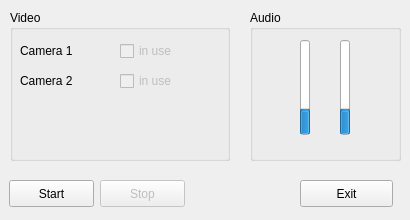
Old version of the form VideoRecStation/src/maindialog.ui in the repository andreyzhd/VideoMEG.
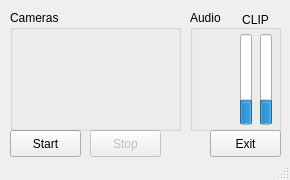
New version of the form.

Diff of the .ui file:
```diff
--- a/VideoRecStation/src/maindialog.ui
+++ b/VideoRecStation/src/maindialog.ui
@@ -6,8 +6,8 @@
    <rect>
     <x>0</x>
     <y>0</y>
-    <width>410</width>
-    <height>220</height>
+    <width>290</width>
+    <height>180</height>
    </rect>
   </property>
   <property name="sizePolicy">
@@ -18,14 +18,14 @@
   </property>
   <property name="minimumSize">
    <size>
-    <width>410</width>
-    <height>220</height>
+    <width>290</width>
+    <height>180</height>
    </size>
   </property>
   <property name="maximumSize">
    <size>
-    <width>410</width>
-    <height>220</height>
+    <width>290</width>
+    <height>180</height>
    </size>
   </property>
   <property name="windowTitle">
@@ -35,9 +35,9 @@
    <widget class="QPushButton" name="startButton">
     <property name="geometry">
      <rect>
-      <x>9</x>
-      <y>180</y>
-      <width>85</width>
+      <x>10</x>
+      <y>130</y>
+      <width>71</width>
       <height>27</height>
      </rect>
     </property>
@@ -51,9 +51,9 @@
     </property>
     <property name="geometry">
      <rect>
-      <x>100</x>
-      <y>180</y>
-      <width>85</width>
+      <x>90</x>
+      <y>130</y>
+      <width>71</width>
       <height>27</height>
      </rect>
     </property>
@@ -64,10 +64,10 @@
    <widget class="QGroupBox" name="audioGroupBox">
     <property name="geometry">
      <rect>
-      <x>250</x>
+      <x>190</x>
       <y>10</y>
-      <width>151</width>
-      <height>151</height>
+      <width>91</width>
+      <height>121</height>
      </rect>
     </property>
     <property name="title">
@@ -77,9 +77,9 @@
      <property name="geometry">
       <rect>
        <x>50</x>
-       <y>30</y>
-       <width>10</width>
-       <height>95</height>
+       <y>24</y>
+       <width>12</width>
+       <height>91</height>
       </rect>
      </property>
      <property name="value">
@@ -95,10 +95,10 @@
     <widget class="QProgressBar" name="levelRight">
      <property name="geometry">
       <rect>
-       <x>90</x>
-       <y>30</y>
-       <width>10</width>
-       <height>95</height>
+       <x>70</x>
+       <y>24</y>
+       <width>12</width>
+       <height>91</height>
       </rect>
      </property>
      <property name="value">
@@ -111,90 +111,89 @@
       <enum>Qt::Vertical</enum>
      </property>
     </widget>
+    <widget class="QLabel" name="levelTopLabel">
+     <property name="geometry">
+      <rect>
+       <x>0</x>
+       <y>20</y>
+       <width>41</width>
+       <height>20</height>
+      </rect>
+     </property>
+     <property name="text">
+      <string/>
+     </property>
+     <property name="alignment">
+      <set>Qt::AlignRight|Qt::AlignTrailing|Qt::AlignVCenter</set>
+     </property>
+    </widget>
+    <widget class="QLabel" name="levelBottomLabel">
+     <property name="geometry">
+      <rect>
+       <x>0</x>
+       <y>100</y>
+       <width>41</width>
+       <height>20</height>
+      </rect>
+     </property>
+     <property name="text">
+      <string/>
+     </property>
+     <property name="alignment">
+      <set>Qt::AlignRight|Qt::AlignTrailing|Qt::AlignVCenter</set>
+     </property>
+    </widget>
+    <widget class="QLabel" name="clipLabel">
+     <property name="geometry">
+      <rect>
+       <x>50</x>
+       <y>0</y>
+       <width>31</width>
+       <height>20</height>
+      </rect>
+     </property>
+     <property name="text">
+      <string>CLIP</string>
+     </property>
+     <property name="alignment">
+      <set>Qt::AlignCenter</set>
+     </property>
+    </widget>
    </widget>
    <widget class="QGroupBox" name="videoGroupBox">
     <property name="geometry">
      <rect>
       <x>10</x>
       <y>10</y>
-      <width>220</width>
-      <height>151</height>
+      <width>171</width>
+      <height>121</height>
      </rect>
     </property>
     <property name="title">
-     <string>Video</string>
+     <string>Cameras</string>
     </property>
-    <widget class="QLabel" name="cam2Label">
+    <widget class="QWidget" name="verticalLayoutWidget">
      <property name="geometry">
       <rect>
-       <x>10</x>
-       <y>60</y>
-       <width>81</width>
-       <height>21</height>
+       <x>0</x>
+       <y>20</y>
+       <width>171</width>
+       <height>101</height>
       </rect>
      </property>
-     <property name="text">
-      <string>Camera 2</string>
-     </property>
-    </widget>
-    <widget class="QCheckBox" name="cam2CheckBox">
-     <property name="enabled">
-      <bool>false</bool>
-     </property>
-     <property name="geometry">
-      <rect>
-       <x>110</x>
-       <y>60</y>
-       <width>94</width>
-       <height>22</height>
-      </rect>
-     </property>
-     <property name="text">
-      <string>in use</string>
-     </property>
-     <property name="checkable">
-      <bool>true</bool>
-     </property>
-    </widget>
-    <widget class="QLabel" name="cam1Label">
-     <property name="geometry">
-      <rect>
-       <x>10</x>
-       <y>30</y>
-       <width>81</width>
-       <height>21</height>
-      </rect>
-     </property>
-     <property name="text">
-      <string>Camera 1</string>
-     </property>
-    </widget>
-    <widget class="QCheckBox" name="cam1CheckBox">
-     <property name="enabled">
-      <bool>false</bool>
-     </property>
-     <property name="geometry">
-      <rect>
-       <x>110</x>
-       <y>30</y>
-       <width>94</width>
-       <height>22</height>
-      </rect>
-     </property>
-     <property name="text">
-      <string>in use</string>
-     </property>
-     <property name="checkable">
-      <bool>true</bool>
-     </property>
+     <layout class="QVBoxLayout" name="videoVerticalLayout">
+      <property name="spacing">
+       <number>0</number>
+      </property>
+     </layout>
     </widget>
    </widget>
    <widget class="QPushButton" name="exitButton">
     <property name="geometry">
      <rect>
-      <x>300</x>
-      <y>180</y>
-      <width>93</width>
+      <x>210</x>
+      <y>130</y>
+      <width>71</width>
       <height>27</height>
      </rect>
     </property>
@@ -203,6 +202,7 @@
     </property>
    </widget>
   </widget>
+  <widget class="QStatusBar" name="statusBar"/>
  </widget>
  <resources/>
  <connections>
```
Left out of the diff: 34 changed lines with no effect on the pictures.
